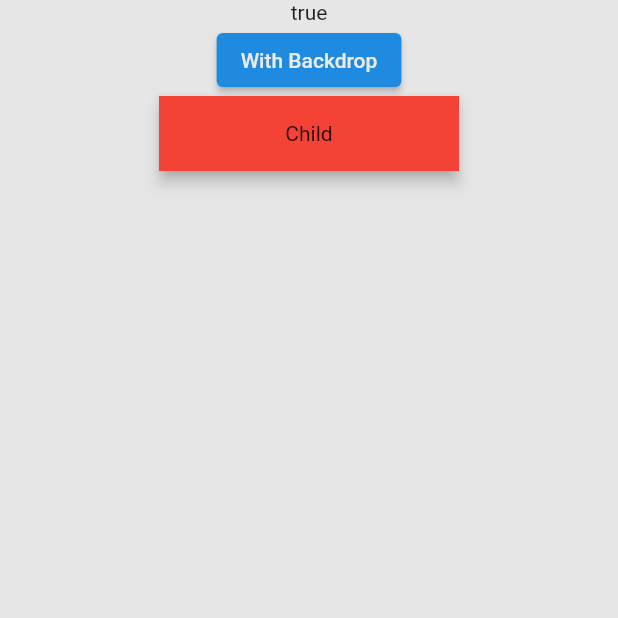
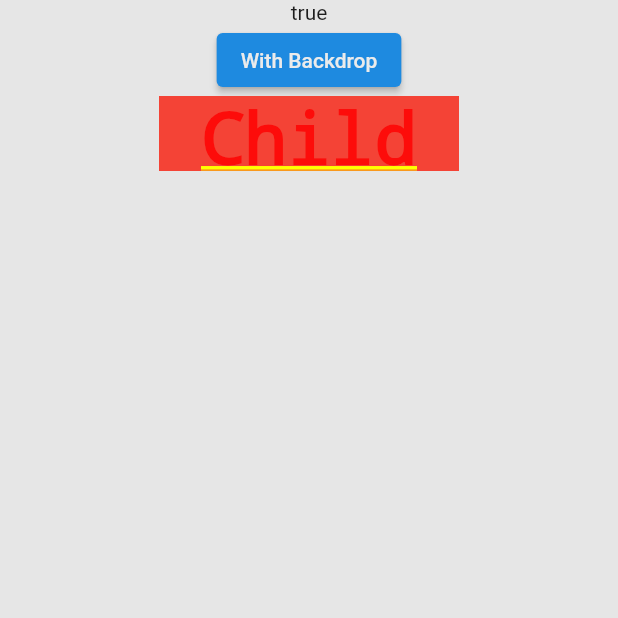
Before and after one commit to Eddie66six/g2x_positioned_relative_to_child, a Flutter app: the screen it shows after launch, after a tap on "With Backdrop", on a phone screen of 412 x 824 dp, the top half of it. Run offline on Flutter 3.47's test engine with Material 2 defaults, Android fonts, the phone set to English and light mode, and no system bars.

Commit message:
Fix problem with Elevetion inner child

```diff
--- a/lib/g2x_positioned_relative_to_child.dart
+++ b/lib/g2x_positioned_relative_to_child.dart
@@ -7,6 +7,7 @@ enum G2xHorizontalPositionAxis {
   left,
   center
 }
+
 enum G2xVerticalPositionAxis {
   top,
   bottom,
@@ -17,6 +18,7 @@ class G2xPositionedRelativeToChild {
   OverlayEntry? _overlayEntry;
   final Function? callbackOnHide;
   final bool? hasBackDropBackground;
+  final double backdropTransparency = 0.08;
 
   G2xPositionedRelativeToChild({this.callbackOnHide, this.hasBackDropBackground = false});
 
@@ -33,7 +35,6 @@ class G2xPositionedRelativeToChild {
   hide() {
     _overlayEntry?.remove();
     _overlayEntry = null;
-
     callbackOnHide?.call();
   }
 
@@ -47,7 +48,7 @@ class G2xPositionedRelativeToChild {
           width: MediaQuery.of(context).size.width,
           height: MediaQuery.of(context).size.height,
           decoration: BoxDecoration(
-            color: Colors.black.withOpacity(0.08)
+            color: Colors.black.withOpacity(backdropTransparency)
           ),
           child: Stack(
             children: [
@@ -90,10 +91,7 @@ class G2xPositionedRelativeToChild {
       Positioned(
         left: left + offSet.dx,
         top: top + offSet.dy,
-        child: Material(
-          elevation: 4.0,
-          child: child,
-        ),
+        child: child,
       );
 
     return OverlayEntry(
--- a/pubspec.yaml
+++ b/pubspec.yaml
@@ -1,6 +1,6 @@
 name: g2x_positioned_relative_to_child
 description: Creates an overlay with position relative to the child.
-version: 0.0.2
+version: 0.0.3
 homepage: https://github.com/Eddie66six
 repository: https://github.com/Eddie66six/g2x_positioned_relative_to_child
 
```
Also changed, not shown: 1 other file.
